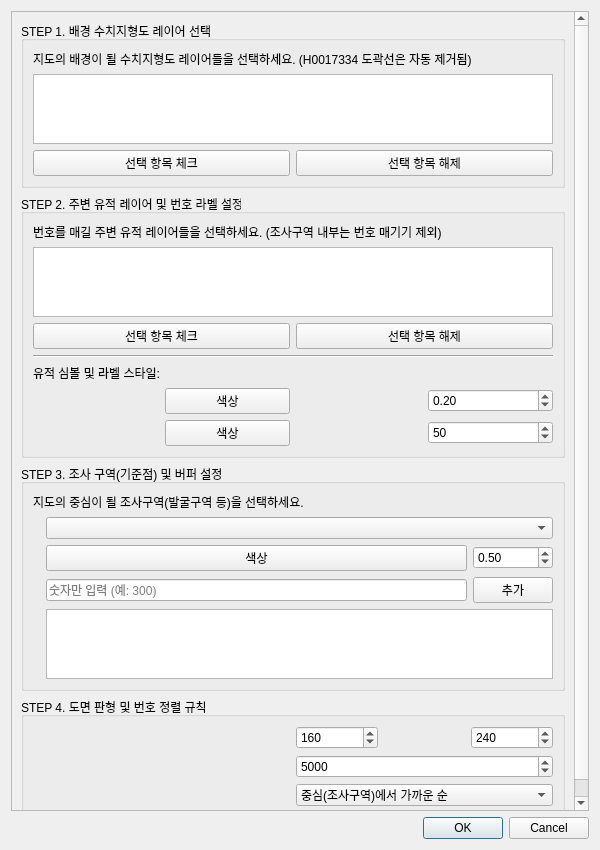
lzpxilfe/ArchDistribution, file arch_distribution_dialog_base.ui: the form before one commit.
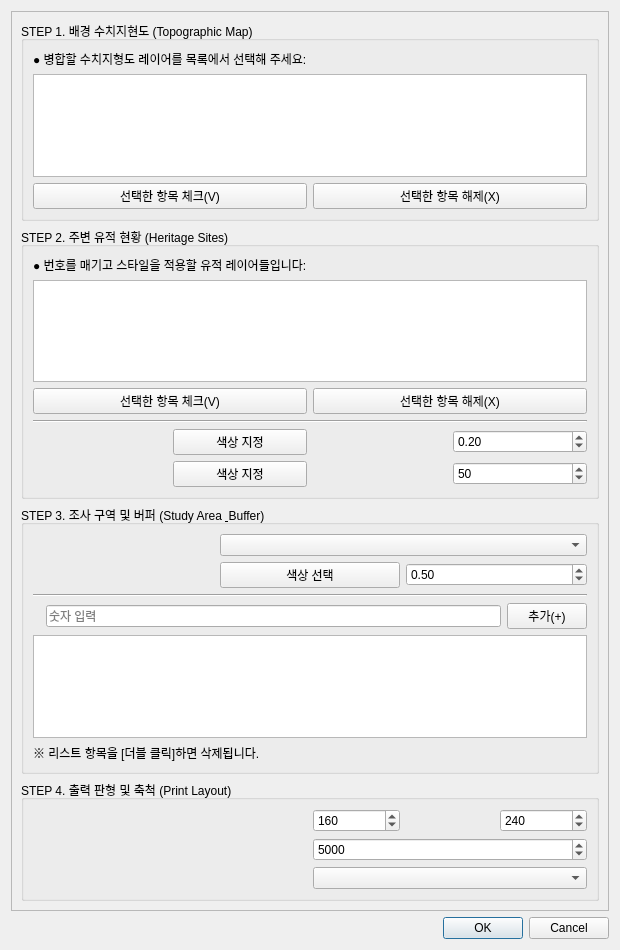
The form after the commit.

Commit message: UI Overhaul: Clear labels, batch selection, progress bar, and robustness for partial map data

What changed in the file:
```diff
--- a/arch_distribution_dialog_base.ui
+++ b/arch_distribution_dialog_base.ui
@@ -6,8 +6,8 @@
    <rect>
     <x>0</x>
     <y>0</y>
-    <width>600</width>
-    <height>850</height>
+    <width>620</width>
+    <height>950</height>
    </rect>
   </property>
   <property name="windowTitle">
@@ -24,14 +24,12 @@
        <item>
         <widget class="QGroupBox" name="groupTopo">
          <property name="title">
-          <string>STEP 1. 배경 수치지형도 레이어 선택</string>
+          <string>STEP 1. 배경 수치지현도 (Topographic Map)</string>
          </property>
          <layout class="QVBoxLayout" name="verticalLayout_2">
           <item>
-           <widget class="QLabel" name="descTopo">
-            <property name="text">
-             <string>지도의 배경이 될 수치지형도 레이어들을 선택하세요. (H0017334 도곽선은 자동 제거됨)</string>
-            </property>
+           <widget class="QLabel" name="label_16">
+            <property name="text"><string>● 병합할 수치지형도 레이어를 목록에서 선택해 주세요:</string></property>
            </widget>
           </item>
           <item>
@@ -42,17 +40,9 @@
            </widget>
           </item>
           <item>
-           <layout class="QHBoxLayout" name="layoutTopoBtns">
-            <item>
-             <widget class="QPushButton" name="btnCheckTopo">
-              <property name="text"><string>선택 항목 체크</string></property>
-             </widget>
-            </item>
-            <item>
-             <widget class="QPushButton" name="btnUncheckTopo">
-              <property name="text"><string>선택 항목 해제</string></property>
-             </widget>
-            </item>
+           <layout class="QHBoxLayout" name="btnsTopo">
+            <item><widget class="QPushButton" name="btnCheckTopo"><property name="text"><string>선택한 항목 체크(V)</string></property></widget></item>
+            <item><widget class="QPushButton" name="btnUncheckTopo"><property name="text"><string>선택한 항목 해제(X)</string></property></widget></item>
            </layout>
           </item>
          </layout>
@@ -61,14 +51,12 @@
        <item>
         <widget class="QGroupBox" name="groupHeritage">
          <property name="title">
-          <string>STEP 2. 주변 유적 레이어 및 번호 라벨 설정</string>
+          <string>STEP 2. 주변 유적 현황 (Heritage Sites)</string>
          </property>
          <layout class="QVBoxLayout" name="verticalLayout_3">
           <item>
-           <widget class="QLabel" name="descHeritage">
-            <property name="text">
-             <string>번호를 매길 주변 유적 레이어들을 선택하세요. (조사구역 내부는 번호 매기기 제외)</string>
-            </property>
+           <widget class="QLabel" name="label_17">
+            <property name="text"><string>● 번호를 매기고 스타일을 적용할 유적 레이어들입니다:</string></property>
            </widget>
           </item>
           <item>
@@ -79,51 +67,22 @@
            </widget>
           </item>
           <item>
-           <layout class="QHBoxLayout" name="layoutHerBtns">
-            <item>
-             <widget class="QPushButton" name="btnCheckHeritage">
-              <property name="text"><string>선택 항목 체크</string></property>
-             </widget>
-            </item>
-            <item>
-             <widget class="QPushButton" name="btnUncheckHeritage">
-              <property name="text"><string>선택 항목 해제</string></property>
-             </widget>
-            </item>
+           <layout class="QHBoxLayout" name="btnsHer">
+            <item><widget class="QPushButton" name="btnCheckHeritage"><property name="text"><string>선택한 항목 체크(V)</string></property></widget></item>
+            <item><widget class="QPushButton" name="btnUncheckHeritage"><property name="text"><string>선택한 항목 해제(X)</string></property></widget></item>
            </layout>
           </item>
+          <item><widget class="Line" name="line_3"><property name="orientation"><enum>Qt::Horizontal</enum></property></widget></item>
           <item>
-           <widget class="Line" name="line_2"><property name="orientation"><enum>Qt::Horizontal</enum></property></widget>
-          </item>
-          <item>
-           <widget class="QLabel" name="label_15"><property name="text"><string>유적 심볼 및 라벨 스타일:</string></property></widget>
-          </item>
-          <item>
-           <layout class="QGridLayout" name="gridHeritageStyle">
-            <item row="0" column="0">
-             <widget class="QLabel" name="label_10"><string>외곽선 색상:</string></widget>
-            </item>
-            <item row="0" column="1">
-             <widget class="QPushButton" name="btnHeritageStrokeColor"><property name="text"><string>색상</string></property></widget>
-            </item>
-            <item row="0" column="2">
-             <widget class="QLabel" name="label_11"><string>선 두께(mm):</string></widget>
-            </item>
-            <item row="0" column="3">
-             <widget class="QDoubleSpinBox" name="spinHeritageStrokeWidth"><property name="value"><double>0.2</double></property></widget>
-            </item>
-            <item row="1" column="0">
-             <widget class="QLabel" name="label_12"><string>채우기 색상:</string></widget>
-            </item>
-            <item row="1" column="1">
-             <widget class="QPushButton" name="btnHeritageFillColor"><property name="text"><string>색상</string></property></widget>
-            </item>
-            <item row="1" column="2">
-             <widget class="QLabel" name="label_13"><string>불투명도(%):</string></widget>
-            </item>
-            <item row="1" column="3">
-             <widget class="QSpinBox" name="spinHeritageOpacity"><property name="maximum"><number>100</number></property><property name="value"><number>50</number></property></widget>
-            </item>
+           <layout class="QGridLayout" name="gridStyle">
+            <item row="0" column="0"><widget class="QLabel" name="l1"><string>[유적 외곽선]</string></widget></item>
+            <item row="0" column="1"><widget class="QPushButton" name="btnHeritageStrokeColor"><property name="text"><string>색상 지정</string></property></widget></item>
+            <item row="0" column="2"><widget class="QLabel" name="l2"><string>두께(mm):</string></widget></item>
+            <item row="0" column="3"><widget class="QDoubleSpinBox" name="spinHeritageStrokeWidth"><property name="value"><double>0.2</double></property></widget></item>
+            <item row="1" column="0"><widget class="QLabel" name="l3"><string>[유적 채우기]</string></widget></item>
+            <item row="1" column="1"><widget class="QPushButton" name="btnHeritageFillColor"><property name="text"><string>색상 지정</string></property></widget></item>
+            <item row="1" column="2"><widget class="QLabel" name="l4"><string>투명도(%):</string></widget></item>
+            <item row="1" column="3"><widget class="QSpinBox" name="spinHeritageOpacity"><property name="value"><number>50</number></property></widget></item>
            </layout>
           </item>
          </layout>
@@ -132,85 +91,52 @@
        <item>
         <widget class="QGroupBox" name="groupStudy">
          <property name="title">
-          <string>STEP 3. 조사 구역(기준점) 및 버퍼 설정</string>
+          <string>STEP 3. 조사 구역 및 버퍼 (Study Area &amp; Buffer)</string>
          </property>
          <layout class="QVBoxLayout" name="verticalLayout_5">
           <item>
-           <widget class="QLabel" name="descStudy">
-            <property name="text">
-             <string>지도의 중심이 될 조사구역(발굴구역 등)을 선택하세요.</string>
-            </property>
-           </widget>
+           <layout class="QGridLayout" name="gridStudy">
+            <item row="0" column="0"><widget class="QLabel" name="l5"><string>● 기준 조사구역 선택:</string></widget></item>
+            <item row="0" column="1" colspan="2"><widget class="QComboBox" name="comboStudyArea"/></item>
+            <item row="1" column="0"><widget class="QLabel" name="l6"><string>● 외곽선 스타일:</string></widget></item>
+            <item row="1" column="1"><widget class="QPushButton" name="btnStudyStrokeColor"><property name="text"><string>색상 선택</string></property></widget></item>
+            <item row="1" column="2"><widget class="QDoubleSpinBox" name="spinStudyStrokeWidth"><property name="value"><double>0.5</double></property></widget></item>
+           </layout>
           </item>
+          <item><widget class="Line" name="line_4"><property name="orientation"><enum>Qt::Horizontal</enum></property></widget></item>
           <item>
-           <layout class="QGridLayout" name="gridLayout">
-            <item row="0" column="0">
-             <widget class="QLabel" name="label"><string>조사구역 선택:</string></widget>
-            </item>
-            <item row="0" column="1" colspan="2">
-             <widget class="QComboBox" name="comboStudyArea"/>
-            </item>
-            <item row="1" column="0">
-             <widget class="QLabel" name="label_14"><string>구역 테두리:</string></widget>
-            </item>
-            <item row="1" column="1">
-             <widget class="QPushButton" name="btnStudyStrokeColor"><property name="text"><string>색상</string></property></widget>
-            </item>
-            <item row="1" column="2">
-             <widget class="QDoubleSpinBox" name="spinStudyStrokeWidth"><property name="value"><double>0.5</double></property></widget>
-            </item>
-            <item row="2" column="0">
-             <widget class="QLabel" name="label_2"><string>버퍼(m) 추가:</string></widget>
-            </item>
-            <item row="2" column="1">
-             <widget class="QLineEdit" name="editBufferDistance"><property name="placeholderText"><string>숫자만 입력 (예: 300)</string></property></widget>
-            </item>
-            <item row="2" column="2">
-             <widget class="QPushButton" name="btnAddBuffer"><property name="text"><string>추가</string></property></widget>
-            </item>
-            <item row="3" column="1" colspan="2">
-             <widget class="QListWidget" name="listBuffers"><property name="maximumHeight"><number>80</number></property></widget>
-            </item>
+           <layout class="QHBoxLayout" name="layoutBufInput">
+            <item><widget class="QLabel" name="l7"><string>● 버퍼 리스트 (거리 m 입력):</string></widget></item>
+            <item><widget class="QLineEdit" name="editBufferDistance"><property name="placeholderText"><string>숫자 입력</string></property></widget></item>
+            <item><widget class="QPushButton" name="btnAddBuffer"><property name="text"><string>추가(+)</string></property></widget></item>
            </layout>
           </item>
+          <item><widget class="QListWidget" name="listBuffers"><property name="maximumHeight"><number>80</number></property></widget></item>
+          <item><widget class="QLabel" name="l8"><property name="text"><string>※ 리스트 항목을 [더블 클릭]하면 삭제됩니다.</string></property></widget></item>
          </layout>
         </widget>
        </item>
        <item>
         <widget class="QGroupBox" name="groupDrawing">
          <property name="title">
-          <string>STEP 4. 도면 판형 및 번호 정렬 규칙</string>
+          <string>STEP 4. 출력 판형 및 축척 (Print Layout)</string>
          </property>
-         <layout class="QGridLayout" name="gridLayout_2">
-          <item row="0" column="0">
-           <widget class="QLabel" name="label_3"><string>인쇄 크기(mm):</string></widget>
-          </item>
+         <layout class="QGridLayout" name="gridPrint">
+          <item row="0" column="0"><widget class="QLabel" name="l9"><string>● 종이 크기(가로 x 세로, mm):</string></widget></item>
           <item row="0" column="1">
-           <layout class="QHBoxLayout" name="horizontalLayout_3">
-            <item>
-             <widget class="QSpinBox" name="spinWidth"><property name="maximum"><number>9999</number></property><property name="value"><number>160</number></property></widget>
-            </item>
-            <item>
-             <widget class="QLabel" name="label_4"><string>x</string></widget>
-            </item>
-            <item>
-             <widget class="QSpinBox" name="spinHeight"><property name="maximum"><number>9999</number></property><property name="value"><number>240</number></property></widget>
-            </item>
+           <layout class="QHBoxLayout" name="layoutPaper">
+            <item><widget class="QSpinBox" name="spinWidth"><property name="maximum"><number>9999</number></property><property name="value"><number>160</number></property></widget></item>
+            <item><widget class="QLabel" name="l10"><string>x</string></widget></item>
+            <item><widget class="QSpinBox" name="spinHeight"><property name="maximum"><number>9999</number></property><property name="value"><number>240</number></property></widget></item>
            </layout>
           </item>
-          <item row="1" column="0">
-           <widget class="QLabel" name="label_5"><string>축척(1:Scale):</string></widget>
-          </item>
-          <item row="1" column="1">
-           <widget class="QSpinBox" name="spinScale"><property name="maximum"><number>1000000</number></property><property name="value"><number>5000</number></property></widget>
-          </item>
-          <item row="2" column="0">
-           <widget class="QLabel" name="label_6"><string>번호 매기기 기준:</string></widget>
-          </item>
+          <item row="1" column="0"><widget class="QLabel" name="l11"><string>● 출력 축척 (1 : Scale):</string></widget></item>
+          <item row="1" column="1"><widget class="QSpinBox" name="spinScale"><property name="maximum"><number>1000000</number></property><property name="value"><number>5000</number></property></widget></item>
+          <item row="2" column="0"><widget class="QLabel" name="l12"><string>● 유적 번호 부여 기준:</string></widget></item>
           <item row="2" column="1">
            <widget class="QComboBox" name="comboSortOrder">
-            <item><property name="text"><string>중심(조사구역)에서 가까운 순</string></property></item>
-            <item><property name="text"><string>위에서 아래로 (북쪽 기준)</string></property></item>
+            <item><string>조사구역 중심에서 가까운 순</string></item>
+            <item><string>북(North)에서 남(South) 방향 순</string></item>
            </widget>
           </item>
          </layout>
```
Left out of the diff: 29 changed lines with no effect on the pictures. The commit also changes 1 other file.
